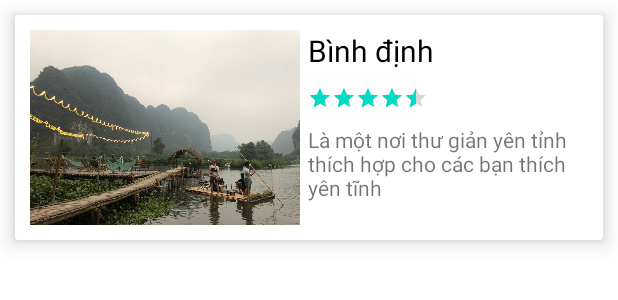
After one commit to nguyenminhnhutdev/Booking_Hotel_Owner, an Android app: the layout item_load_hotel.xml on its own in the app's theme, with its tools: preview values and no code run, on a phone screen of 412 x 824 dp. The commit adds this screen. Shown: the top 300 px of the screen. Run offline under Robolectric (Android 15) with nearby library versions, the phone set to English and light mode, and no system bars.

Commit message:
Thuan_Design

```diff
--- a/app/src/main/res/layout/fragment_add_hotel.xml
+++ b/app/src/main/res/layout/fragment_add_hotel.xml
@@ -9,6 +9,6 @@
     <TextView
         android:layout_width="match_parent"
         android:layout_height="match_parent"
-        android:text="@string/hello_blank_fragment" />
+        android:text="Hello add hotel" />
 
 </FrameLayout>
--- /dev/null
+++ b/app/src/main/res/layout/item_load_hotel.xml
@@ -0,0 +1,52 @@
+<?xml version="1.0" encoding="utf-8"?>
+<androidx.cardview.widget.CardView xmlns:android="http://schemas.android.com/apk/res/android"
+    android:layout_width="match_parent"
+    android:layout_height="150dp"
+    xmlns:app="http://schemas.android.com/apk/res-auto"
+    app:cardCornerRadius="2dp"
+    app:cardElevation="8dp"
+    android:layout_margin="10dp">
+    <LinearLayout
+        android:layout_width="match_parent"
+        android:layout_height="match_parent"
+        android:padding="10dp"
+        android:orientation="horizontal">
+        <LinearLayout
+            android:layout_width="180dp"
+            android:layout_height="match_parent">
+            <ImageView
+                android:layout_width="match_parent"
+                android:layout_height="match_parent"
+                android:src="@drawable/viewhomestay6"
+                android:scaleType="centerCrop"/>
+        </LinearLayout>
+        <LinearLayout
+            android:layout_width="match_parent"
+            android:layout_height="match_parent"
+            android:orientation="vertical"
+            android:layout_marginLeft="5dp">
+            <TextView
+                android:id="@+id/item_ten_diadiem"
+                android:layout_width="wrap_content"
+                android:layout_height="wrap_content"
+                android:text="Bình định"
+                android:textSize="20sp"
+                android:textColor="@color/Black"
+                android:fontFamily="sans-serif"/>
+
+            <RatingBar
+                android:layout_width="wrap_content"
+                android:layout_height="wrap_content"
+                android:rating="4.5"
+                android:layout_marginTop="10dp"
+                style="@style/Widget.AppCompat.RatingBar.Small"/>
+            <TextView
+                android:id="@+id/item_mota_diadiem"
+                android:layout_width="wrap_content"
+                android:layout_height="wrap_content"
+                android:layout_marginTop="10dp"
+                android:text="Là một nơi thư giản yên tỉnh thích hợp cho các bạn thích yên tĩnh"/>
+
+        </LinearLayout>
+    </LinearLayout>
+</androidx.cardview.widget.CardView>
```
Also changed, not shown: app/src/main/java/com/example/booking_hotel_owner/fragment/AddHotel.java (+1 -43 lines), app/src/main/res/layout/fragment_home.xml (+20 -5 lines), app/src/main/res/drawable/viewhomestay6.jpg (added).
